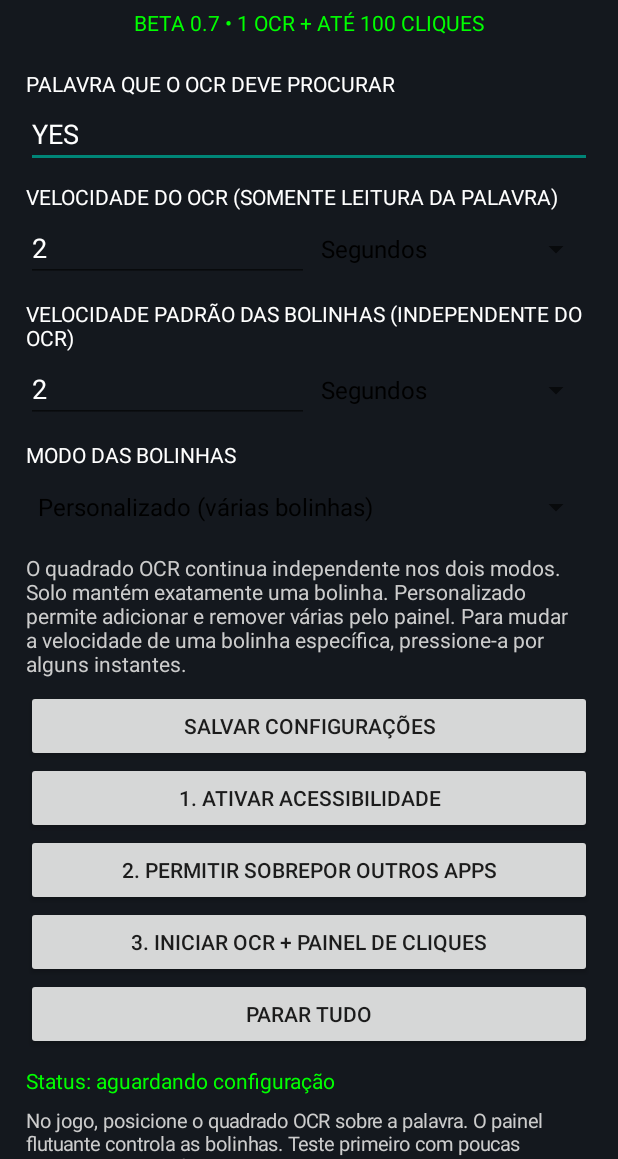
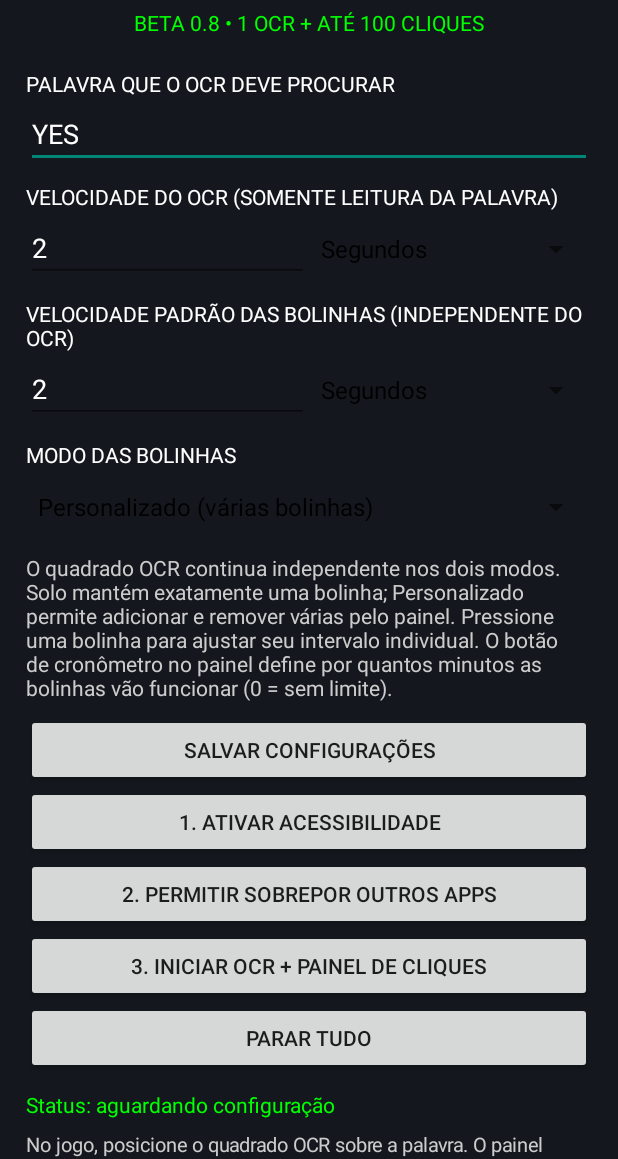
Before and after one commit to gilbertolikelike-cloud/Tubo-CRT, an Android app: the screen it shows after launch (MainActivity), on a phone screen of 412 x 824 dp, the part 77-1236 px from its top. Run offline under Robolectric (Android 15) with nearby library versions, the light colour scheme and no system bars.

Commit message:
Document click timer and bump app beta version

```diff
--- a/OCR-AutoClicker/app/src/main/java/com/ocrautoclicker/app/MainActivity.java
+++ b/OCR-AutoClicker/app/src/main/java/com/ocrautoclicker/app/MainActivity.java
@@ -39,7 +39,7 @@ public class MainActivity extends Activity {
         layout.addView(title);
 
         TextView version = new TextView(this);
-        version.setText("BETA 0.7 • 1 OCR + ATÉ 100 CLIQUES");
+        version.setText("BETA 0.8 • 1 OCR + ATÉ 100 CLIQUES");
         version.setTextColor(Color.GREEN);
         version.setGravity(Gravity.CENTER);
         version.setPadding(0, 8, 0, 18);
@@ -86,7 +86,7 @@ public class MainActivity extends Activity {
         layout.addView(clickMode);
 
         TextView info = new TextView(this);
-        info.setText("O quadrado OCR continua independente nos dois modos. Solo mantém exatamente uma bolinha. Personalizado permite adicionar e remover várias pelo painel. Para mudar a velocidade de uma bolinha específica, pressione-a por alguns instantes.");
+        info.setText("O quadrado OCR continua independente nos dois modos. Solo mantém exatamente uma bolinha; Personalizado permite adicionar e remover várias pelo painel. Pressione uma bolinha para ajustar seu intervalo individual. O botão de cronômetro no painel define por quantos minutos as bolinhas vão funcionar (0 = sem limite).");
         info.setTextColor(Color.LTGRAY);
         info.setTextSize(14);
         info.setPadding(0, 10, 0, 12);
```
